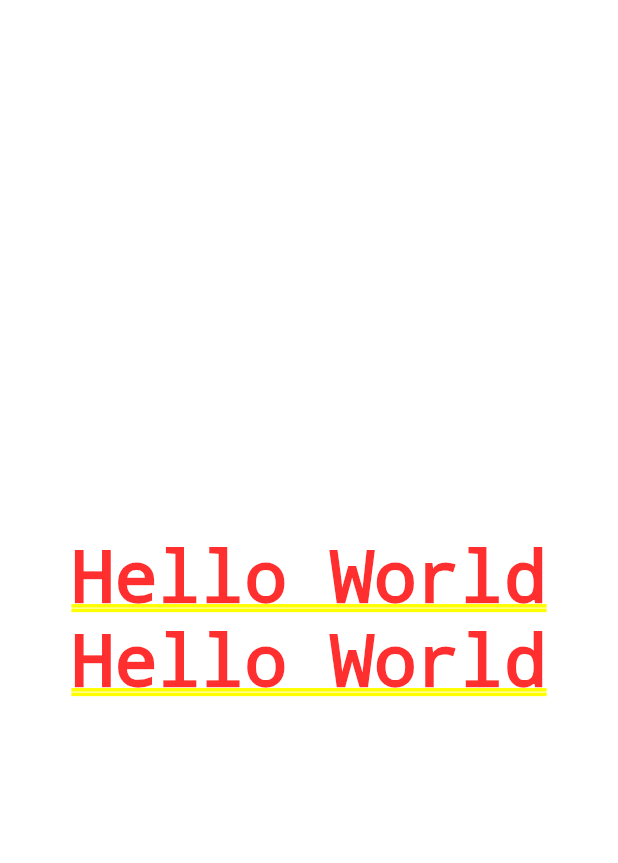
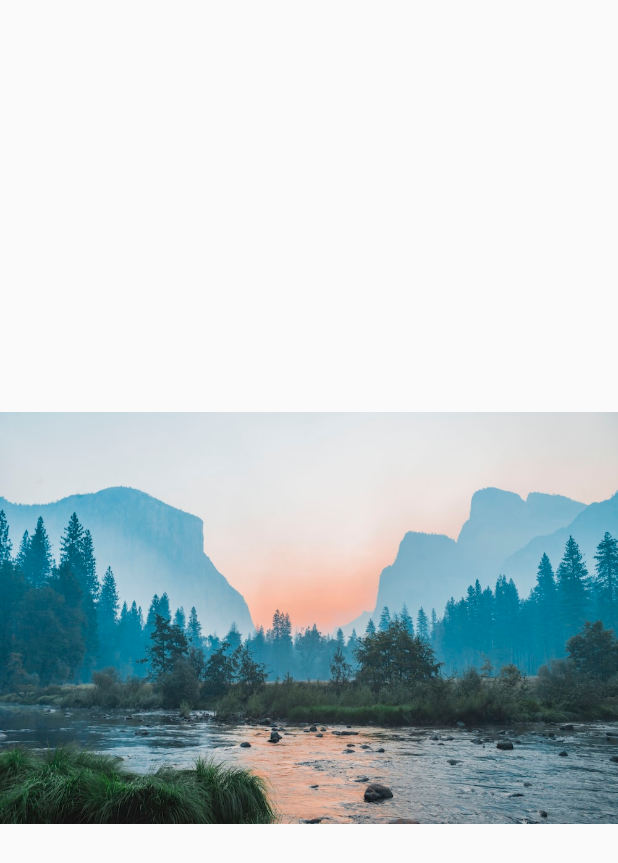
Before and after one commit to Diego-Luna/Flutter-proyects, a Flutter app: the screen it shows after launch, on a phone screen of 412 x 824 dp. Shown: the top 863 px of the screen. Run offline on Flutter 3.47's test engine with Material 2 defaults, Android fonts, the phone set to English and light mode, and no system bars; our stand-ins replace card_swiper.

Commit message:
Diseño básico - parte 1

```diff
--- a/disenos/lib/main.dart
+++ b/disenos/lib/main.dart
@@ -1,4 +1,5 @@
 import 'package:flutter/material.dart';
+import 'package:disenos/src/screens/basic_design.dart';
 
 void main() => runApp(MyApp());
 
@@ -8,17 +9,10 @@ class MyApp extends StatelessWidget {
     return  MaterialApp(
         debugShowCheckedModeBanner: false,
         title: 'Material App',
-        home: TempHomeScreen());
-  }
-}
-
-class TempHomeScreen extends StatelessWidget {
-
-  @override
-  Widget build(BuildContext context) {
-    return Column(
-      mainAxisAlignment: MainAxisAlignment.center,
-      children: [Text('Hello World'), Text('Hello World')],
+        initialRoute: 'basic_design',
+        routes: {
+          'basic_design':(_) => BasicDesesignScreen()
+        },
     );
   }
 }
--- /dev/null
+++ b/disenos/lib/src/screens/basic_design.dart
@@ -0,0 +1,12 @@
+import 'package:flutter/material.dart';
+
+class BasicDesesignScreen extends StatelessWidget {
+  @override
+  Widget build(BuildContext context) {
+    return const Scaffold(
+      body: Center(
+        child: Image(image: AssetImage("assets/landscape.jpeg"))
+      ),
+    );
+  }
+}
--- a/disenos/pubspec.yaml
+++ b/disenos/pubspec.yaml
@@ -58,8 +58,8 @@ flutter:
   uses-material-design: true
 
   # To add assets to your application, add an assets section, like this:
-  # assets:
-  #   - images/a_dot_burr.jpeg
+  assets:
+    - assets/
   #   - images/a_dot_ham.jpeg
 
   # An image asset can refer to one or more resolution-specific "variants", see
```
Also changed, not shown: disenos/assets/landscape.jpeg (added).
